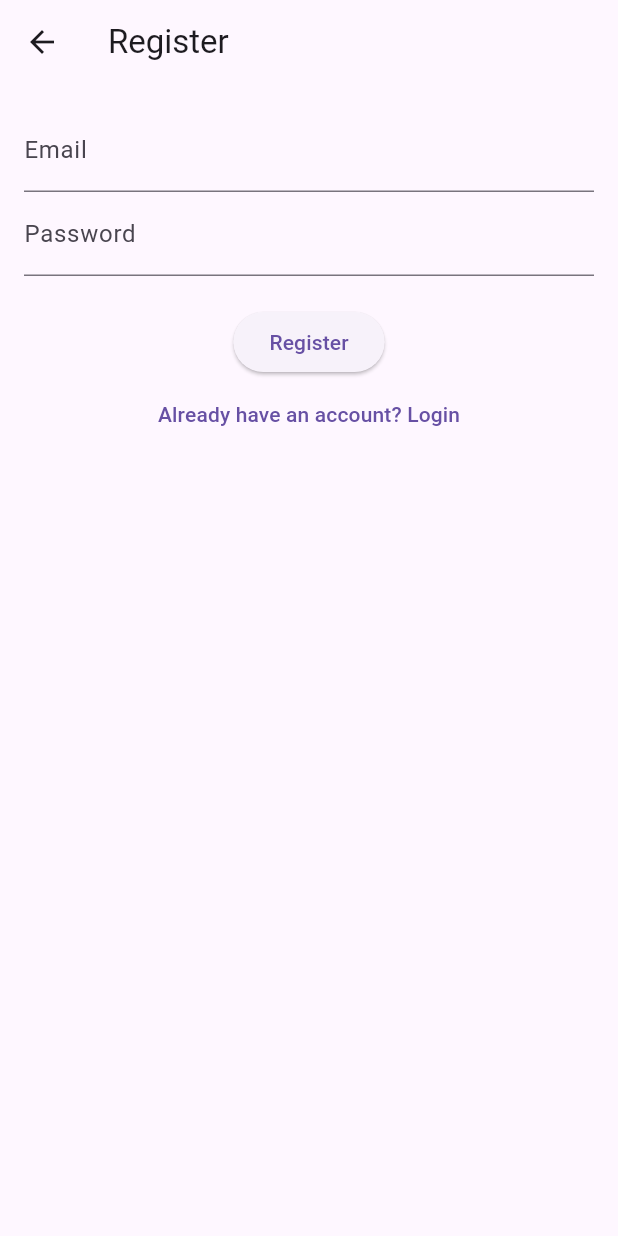
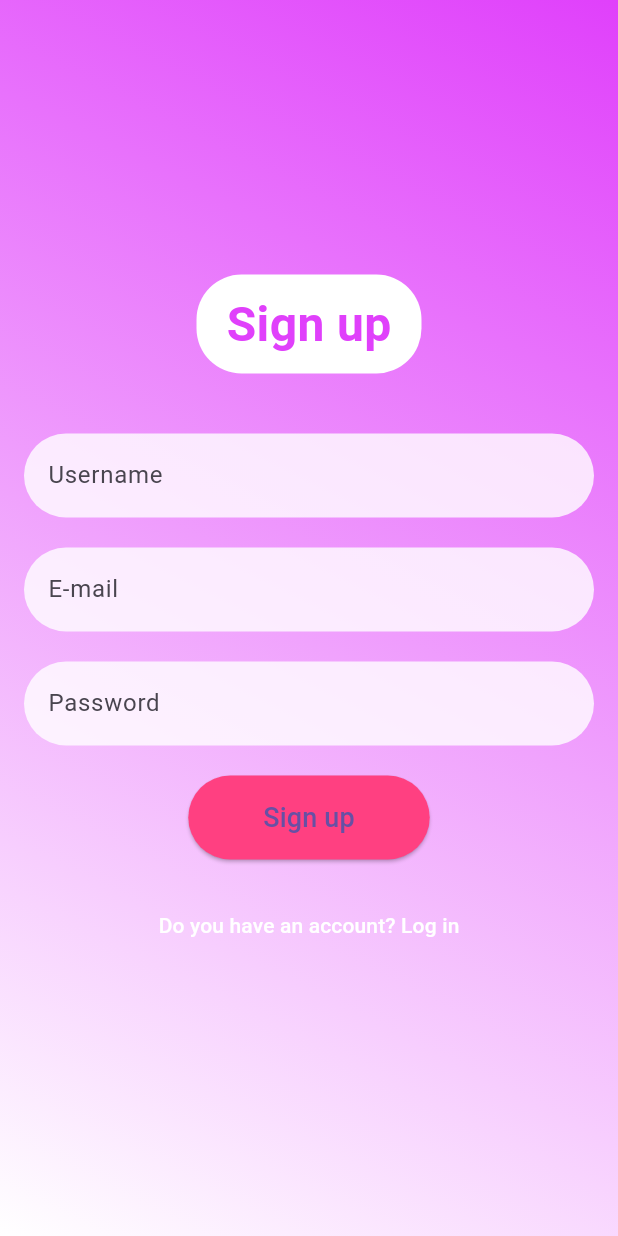
Before and after one commit to Holis09/mykuliner, a Flutter app: the RegisterPage screen opened by its route, on a phone screen of 412 x 824 dp. Run offline on Flutter 3.47's test engine with Material 3 defaults, Android fonts, the light colour scheme and no system bars; our stand-ins replace cloud_firestore, firebase_auth, firebase_core, firebase_storage, image_picker; accounts and stored records are empty; network calls fail.

Commit message:
nurcholis login dan daftar

```diff
--- a/lib/screen/register_page.dart
+++ b/lib/screen/register_page.dart
@@ -1,5 +1,7 @@
 import 'package:firebase_auth/firebase_auth.dart';
 import 'package:flutter/material.dart';
+import 'package:mykuliner/screen/home.dart'; // Import halaman home
+import 'package:mykuliner/screen/login_page.dart';
 
 class RegisterPage extends StatefulWidget {
   @override
@@ -8,6 +10,7 @@ class RegisterPage extends StatefulWidget {
 
 class _RegisterPageState extends State<RegisterPage> {
   final FirebaseAuth _auth = FirebaseAuth.instance;
+  final TextEditingController _usernameController = TextEditingController();
   final TextEditingController _emailController = TextEditingController();
   final TextEditingController _passwordController = TextEditingController();
 
@@ -31,7 +34,12 @@ class _RegisterPageState extends State<RegisterPage> {
         password: _passwordController.text,
       );
       print('User registered: ${userCredential.user}');
-      // Redirect ke halaman login atau tampilkan pesan sukses
+
+      // Redirect ke halaman home setelah pendaftaran berhasil
+      Navigator.pushReplacement(
+        context,
+        MaterialPageRoute(builder: (context) => HomeScreen()),
+      );
     } on FirebaseAuthException catch (e) {
       // Tangani error yang terjadi saat pembuatan akun
       if (e.code == 'email-already-in-use') {
@@ -47,36 +55,115 @@ class _RegisterPageState extends State<RegisterPage> {
   @override
   Widget build(BuildContext context) {
     return Scaffold(
-      appBar: AppBar(
-        title: Text('Register'),
+      body: Container(
+        decoration: BoxDecoration(
+          gradient: LinearGradient(
+            colors: [Colors.purpleAccent, Colors.white],
+            begin: Alignment.topRight,
+            end: Alignment.bottomLeft,
           ),
-      body: Padding(
+        ),
+        child: Center(
+          child: Padding(
             padding: EdgeInsets.all(16.0),
             child: Column(
+              mainAxisAlignment: MainAxisAlignment.center,
               children: [
+                Container(
+                  padding: EdgeInsets.symmetric(vertical: 10, horizontal: 20),
+                  decoration: BoxDecoration(
+                    color: Colors.white,
+                    borderRadius: BorderRadius.circular(30),
+                  ),
+                  child: Text(
+                    'Sign up',
+                    style: TextStyle(
+                      fontSize: 32,
+                      fontWeight: FontWeight.bold,
+                      color: Colors.purpleAccent,
+                    ),
+                  ),
+                ),
+                SizedBox(height: 40),
+                TextField(
+                  controller: _usernameController,
+                  decoration: InputDecoration(
+                    labelText: 'Username',
+                    filled: true,
+                    fillColor: Colors.white.withOpacity(0.8),
+                    border: OutlineInputBorder(
+                      borderRadius: BorderRadius.circular(30),
+                      borderSide: BorderSide.none,
+                    ),
+                  ),
+                ),
+                SizedBox(height: 20),
                 TextField(
                   controller: _emailController,
-              decoration: InputDecoration(labelText: 'Email'),
+                  decoration: InputDecoration(
+                    labelText: 'E-mail',
+                    filled: true,
+                    fillColor: Colors.white.withOpacity(0.8),
+                    border: OutlineInputBorder(
+                      borderRadius: BorderRadius.circular(30),
+                      borderSide: BorderSide.none,
                     ),
+                  ),
+                ),
+                SizedBox(height: 20),
                 TextField(
                   controller: _passwordController,
-              decoration: InputDecoration(labelText: 'Password'),
+                  decoration: InputDecoration(
+                    labelText: 'Password',
+                    filled: true,
+                    fillColor: Colors.white.withOpacity(0.8),
+                    border: OutlineInputBorder(
+                      borderRadius: BorderRadius.circular(30),
+                      borderSide: BorderSide.none,
+                    ),
+                  ),
                   obscureText: true,
                 ),
                 SizedBox(height: 20),
                 ElevatedButton(
                   onPressed: _register,
-              child: Text('Register'),
+                  style: ElevatedButton.styleFrom(
+                    backgroundColor: Colors.pinkAccent,
+                    padding: EdgeInsets.symmetric(horizontal: 50, vertical: 15),
+                    shape: RoundedRectangleBorder(
+                      borderRadius: BorderRadius.circular(30),
                     ),
+                  ),
+                  child: Text(
+                    'Sign up',
+                    style: TextStyle(fontSize: 18),
+                  ),
+                ),
+                SizedBox(height: 20),
                 TextButton(
                   onPressed: () {
                     Navigator.pushNamed(context, '/login');
                   },
-              child: Text('Already have an account? Login'),
+                  child: Text(
+                    'Do you have an account? Log in',
+                    style: TextStyle(color: Colors.white),
+                  ),
                 ),
               ],
+            ),
+          ),
         ),
       ),
     );
   }
 }
+
+void main() {
+  runApp(MaterialApp(
+    home: RegisterPage(),
+    routes: {
+      '/login': (context) => LoginPage(), // Ganti dengan halaman login Anda
+      '/home': (context) => HomeScreen(), // Ganti dengan halaman home Anda
+    },
+  ));
+}
```
Also changed, not shown: lib/screen/home.dart (+21 -16 lines), lib/screen/login_page.dart (+65 -7 lines). Lines whose indentation alone changed are shown as unchanged.
